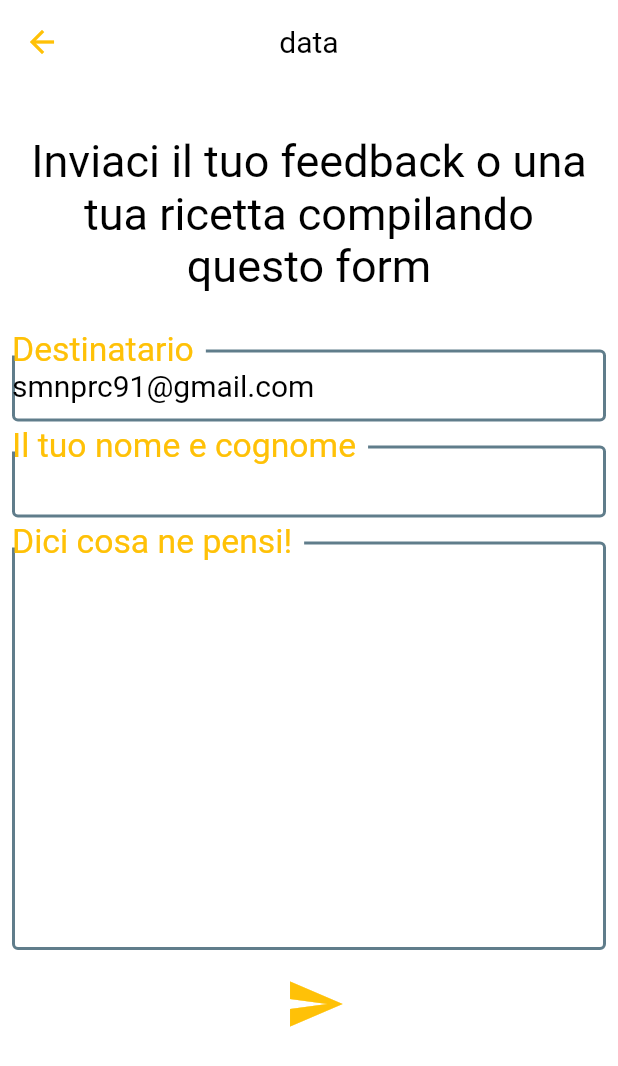
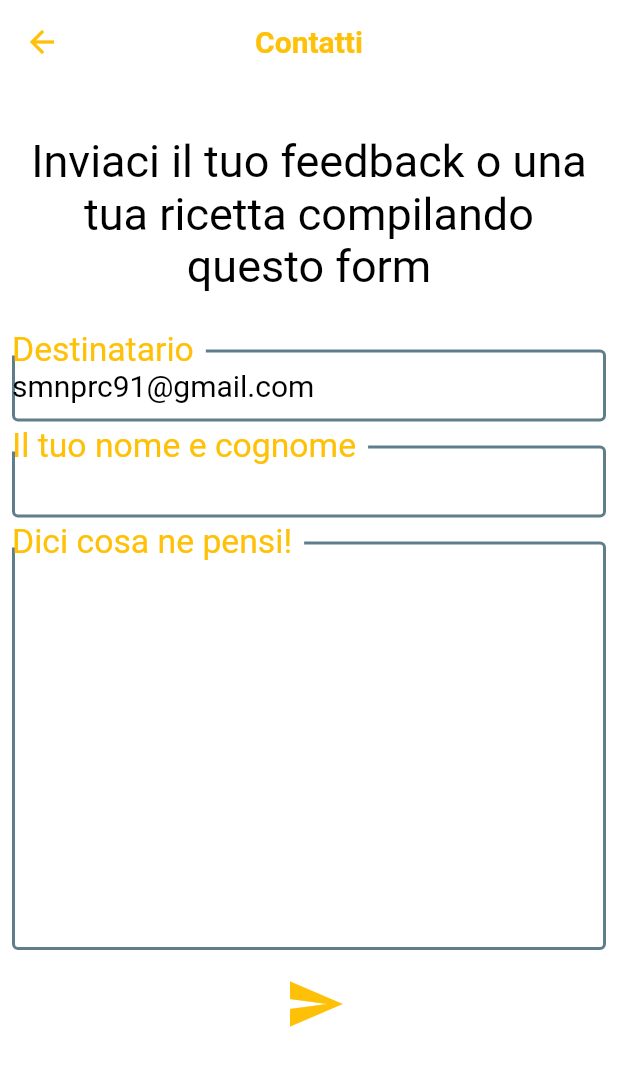
Before and after one commit to smnprc91/Drinks_App, a Flutter app: the EmailSender screen opened by its route, on a phone screen of 412 x 824 dp. Shown: the top 1066 px of the screen. Run offline on Flutter 3.47's test engine with Material 2 defaults, Android fonts, the phone set to English and light mode, and no system bars; drawn by our look-alikes of auto_size_text; our stand-ins replace cached_network_image, carousel_slider, introduction_screen, material_design_icons_flutter, rxdart, shared_preferences; missing offline and left inert: firebase_core_web, firebase_messaging_web, flutter_email_sender, shared_preferences_web, tutorial_coach_mark; accounts and stored records are empty; network calls fail.

Commit message:
grande intervento all interfaccia

```diff
--- a/lib/screen/mailform/mailform.dart
+++ b/lib/screen/mailform/mailform.dart
@@ -1,8 +1,9 @@
+import 'package:auto_size_text/auto_size_text.dart';
 import 'package:flutter/material.dart';
 import 'package:flutter_email_sender/flutter_email_sender.dart';
 import 'package:progdrinks/widgets/myallpagesappbar.dart';
 import 'package:progdrinks/widgets/mybodystyle.dart';
-
+import 'package:progdrinks/widgets/text.dart';
 
 class EmailSender extends StatefulWidget {
   const EmailSender({Key? key}) : super(key: key);
@@ -55,12 +56,14 @@ class _EmailSenderState extends State<EmailSender> {
   Widget build(BuildContext context) {
     return Scaffold(
         extendBodyBehindAppBar: true,
-         appBar:buildAppBar(),
+        appBar: buildAppBar(),
         body: buildbodystyle());
   }
 
   buildAppBar() {
-    return MyAllPagesAppBar(child: Text('data'),);
+    return MyAllPagesAppBar(
+      child: _title(),
+    );
   }
 
   buildbodystyle() {
@@ -149,4 +152,8 @@ class _EmailSenderState extends State<EmailSender> {
       ],
     );
   }
+
+  _title() {
+    return MyText(child: 'Contatti');
+  }
 }
--- /dev/null
+++ b/lib/widgets/text.dart
@@ -0,0 +1,15 @@
+import 'package:auto_size_text/auto_size_text.dart';
+import 'package:flutter/material.dart';
+
+class MyText extends StatelessWidget {
+  const MyText({Key? key, required this.child}) : super(key: key);
+  final String child;
+  @override
+  Widget build(BuildContext context) {
+    return AutoSizeText(
+     child,
+      style: TextStyle(
+           color: Colors.amber, fontWeight: FontWeight.bold),
+    );
+  }
+}
```
Also changed, not shown: lib/screen/cocktails/cocktails.dart (+3 -6 lines), lib/screen/detailsscreen/details.dart (+9 -10 lines), lib/screen/detailsscreen/favscreen.dart (+10 -3 lines), lib/screen/dod/dodscreen.dart (+3 -13 lines), lib/screen/news/newspage.dart (+15 -7 lines), lib/screen/search/search.dart (+10 -2 lines).
